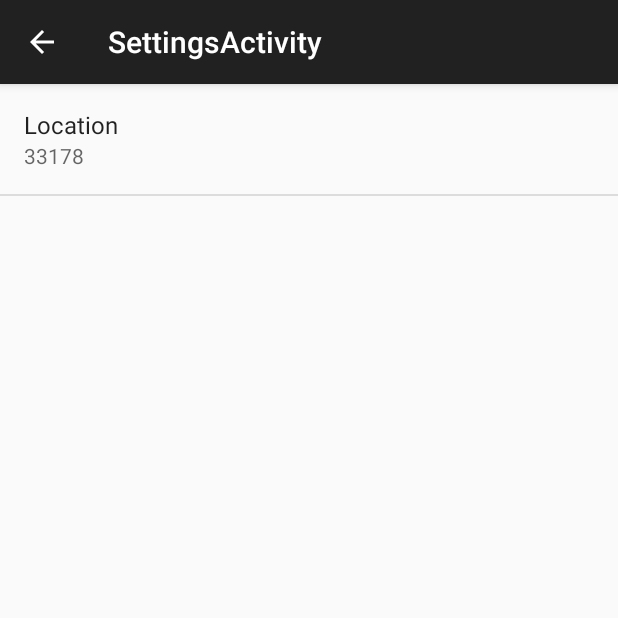
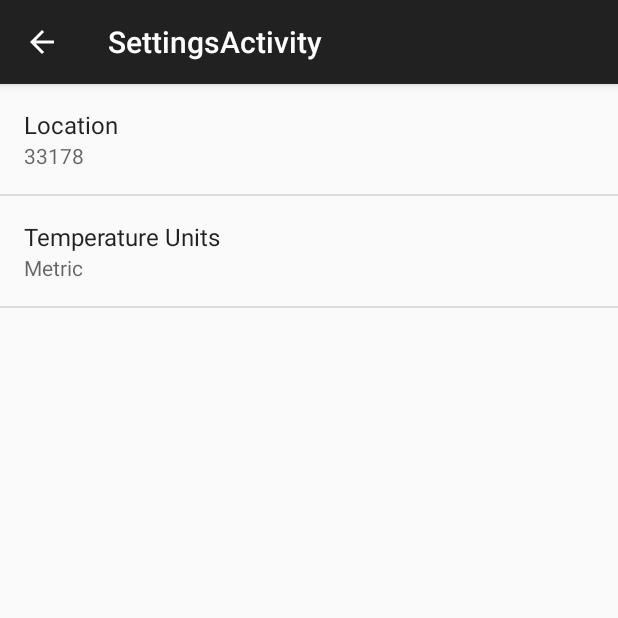
Before and after one commit to jorgep19/sunshine, an Android app: the screen it shows after launch (SettingsActivity), in the options menu, after a tap on "Settings", on a phone screen of 412 x 824 dp, the top half of it. Run offline under Robolectric (Android 15) with nearby library versions, the phone set to English and light mode, and no system bars; 1 statement that could not run was skipped.

Commit message:
implemented temperature unit function

```diff
--- a/app/src/main/java/com/jpdevs/sunshine/SettingsActivityFragment.java
+++ b/app/src/main/java/com/jpdevs/sunshine/SettingsActivityFragment.java
@@ -6,7 +6,7 @@ import android.preference.ListPreference;
 import android.preference.Preference;
 import android.preference.PreferenceFragment;
 import android.os.Bundle;
-import android.preference.PreferenceManager;
+
 public class SettingsActivityFragment extends PreferenceFragment
         implements Preference.OnPreferenceChangeListener {
 
@@ -21,6 +21,7 @@ public class SettingsActivityFragment extends PreferenceFragment
         getPreferenceManager().setSharedPreferencesName(SUNSHINE_SETTINGS_PREFS);
         addPreferencesFromResource(R.xml.pref_general);
         bindPreferenceSummaryToValue(findPreference(getString(R.string.pref_location_key)));
+        bindPreferenceSummaryToValue(findPreference(getString(R.string.pref_unit_key)));
     }
 
     @Override
--- a/app/src/main/res/values/strings.xml
+++ b/app/src/main/res/values/strings.xml
@@ -12,4 +12,13 @@
     <string name="location">Location</string>
     <string name="pref_location_key" translatable="false">location_pref</string>
     <string name="location_pref_default_value" translatable="false">33178</string>
+    <string name="temperature_units">Temperature Units</string>
+    <string name="pref_unit_key" translatable="false">unit_pref</string>
+    <string name="metric">Metric</string>
+    <string name="imperial">Imperial</string>
+    <string-array name="temperature_units">
+        <item>@string/metric</item>
+        <item>@string/imperial</item>
+    </string-array>
+
 </resources>
--- a/app/src/main/res/xml/pref_general.xml
+++ b/app/src/main/res/xml/pref_general.xml
@@ -11,4 +11,11 @@
         android:inputType="text"
         android:singleLine="true" />
 
+    <ListPreference
+        android:title="@string/temperature_units"
+        android:key="@string/pref_unit_key"
+        android:defaultValue="@string/metric"
+        android:entries="@array/temperature_units"
+        android:entryValues="@array/temperature_units"/>
+
 </PreferenceScreen>
```
Also changed, not shown: app/src/main/java/com/jpdevs/sunshine/ForecastFragment.java (+13 -0 lines).
